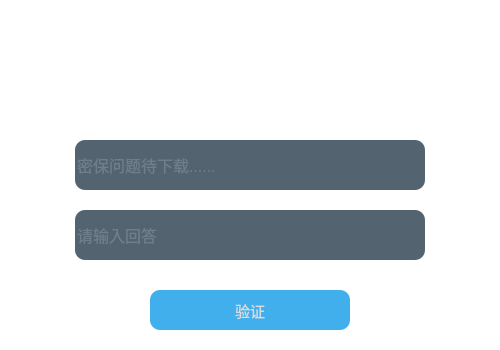
Qt form WeNoChat/UI/question.ui (CladernyJorn/WeNoChat) before a commit.
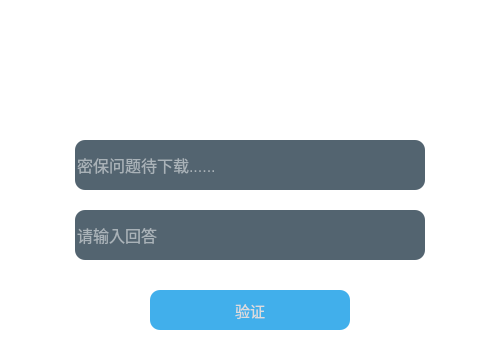
The same form after that commit. Icons and pictures are not drawn.

What changed in the file:
```diff
--- a/WeNoChat/UI/question.ui
+++ b/WeNoChat/UI/question.ui
@@ -24,7 +24,7 @@
 background-image: url(:/assets/loginbackground.png);
 }
 QLineEdit{
-color:#8d98a1;
+color:rgb(255, 255, 255);
 background-color:rgba(64, 83, 97, 230);
 font-size:16px;
 border-style:outset;
```
Left out of the diff: 4 changed lines with no effect on the pictures.
